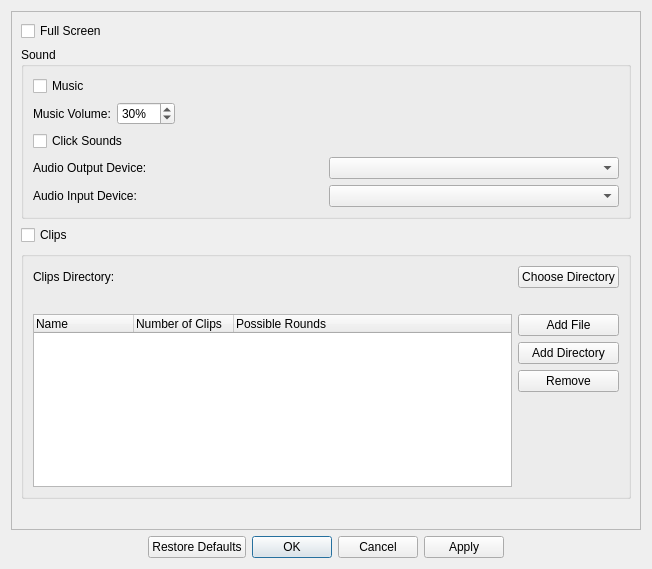
Above: ui/settings.ui from tdauth/gustavsfairyland before the change. Below: the same form after it.
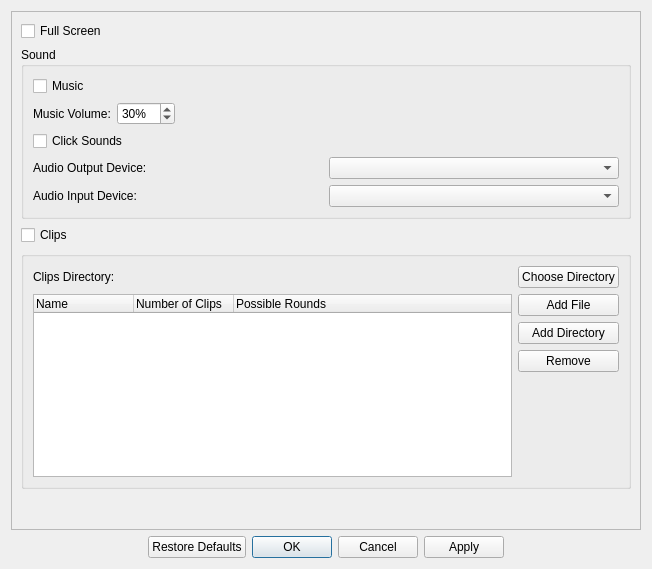
That is the form after the change.

Commit message: Fixed group boxes and settings layout and return result variable

```diff
--- a/ui/settings.ui
+++ b/ui/settings.ui
@@ -140,14 +140,20 @@
           <string/>
          </property>
          <layout class="QGridLayout" name="gridLayout_4">
-          <item row="1" column="0">
-           <widget class="QLabel" name="label">
-            <property name="text">
-             <string>Clips Directory:</string>
+          <item row="1" column="2">
+           <spacer name="horizontalSpacer_2">
+            <property name="orientation">
+             <enum>Qt::Horizontal</enum>
             </property>
-           </widget>
+            <property name="sizeHint" stdset="0">
+             <size>
+              <width>40</width>
+              <height>20</height>
+             </size>
+            </property>
+           </spacer>
           </item>
-          <item row="3" column="2">
+          <item row="3" column="3">
            <layout class="QVBoxLayout" name="verticalLayout">
             <item>
              <widget class="QPushButton" name="addFilePushButton">
@@ -203,7 +209,7 @@
             </item>
            </layout>
           </item>
-          <item row="1" column="2">
+          <item row="1" column="3">
            <widget class="QPushButton" name="clipsDirectoryPushButton">
             <property name="sizePolicy">
              <sizepolicy hsizetype="Preferred" vsizetype="Fixed">
@@ -216,27 +222,7 @@
             </property>
            </widget>
           </item>
-          <item row="1" column="1">
-           <spacer name="horizontalSpacer_2">
-            <property name="orientation">
-             <enum>Qt::Horizontal</enum>
-            </property>
-            <property name="sizeHint" stdset="0">
-             <size>
-              <width>40</width>
-              <height>20</height>
-             </size>
-            </property>
-           </spacer>
-          </item>
-          <item row="2" column="0" colspan="3">
-           <widget class="QLabel" name="clipsDirectoryLabel">
-            <property name="text">
-             <string/>
-            </property>
-           </widget>
-          </item>
-          <item row="3" column="0" colspan="2">
+          <item row="3" column="0" colspan="3">
            <widget class="QTreeWidget" name="treeWidget">
             <column>
              <property name="text">
@@ -255,6 +241,20 @@
             </column>
            </widget>
           </item>
+          <item row="1" column="0">
+           <widget class="QLabel" name="label">
+            <property name="text">
+             <string>Clips Directory:</string>
+            </property>
+           </widget>
+          </item>
+          <item row="1" column="1">
+           <widget class="QLabel" name="clipsDirectoryLabel">
+            <property name="text">
+             <string/>
+            </property>
+           </widget>
+          </item>
          </layout>
         </widget>
        </item>
```
The commit also changes 1 other file.
